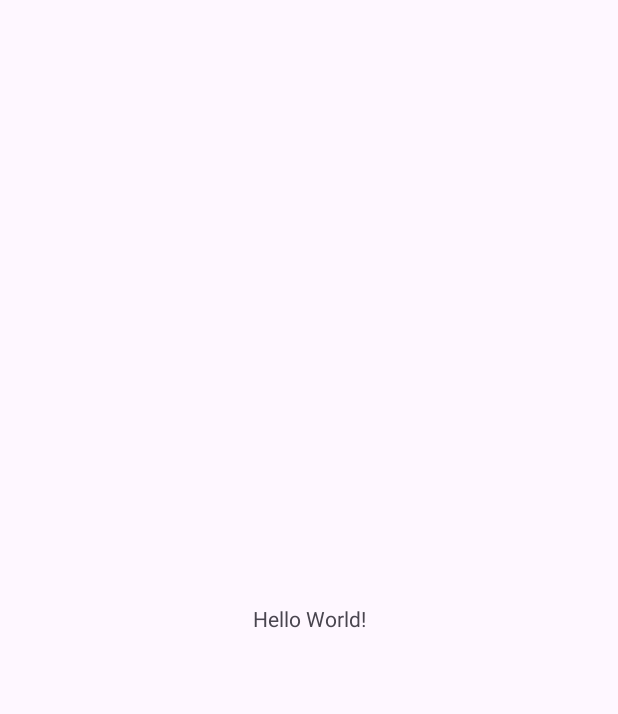
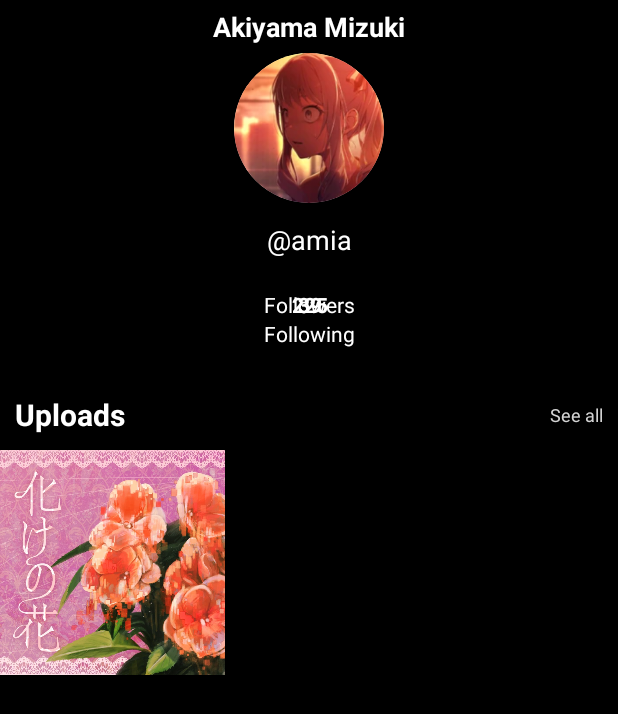
Before and after one commit to Zhylvern/MOBDEVE-Artistics, an Android app: the screen it shows after launch (MainActivity), on a phone screen of 412 x 824 dp. Before the commit the part shown is almost empty. Shown: the top 714 px of the screen. Run offline under Robolectric (Android 15) with nearby library versions, the phone set to English and light mode, and no system bars.

Commit message:
initial profile

```diff
--- a/app/src/main/java/com/example/mobdeveartistics/MainActivity.java
+++ b/app/src/main/java/com/example/mobdeveartistics/MainActivity.java
@@ -14,7 +14,7 @@ public class MainActivity extends AppCompatActivity {
     protected void onCreate(Bundle savedInstanceState) {
         super.onCreate(savedInstanceState);
         EdgeToEdge.enable(this);
-        setContentView(R.layout.activity_main);
+        setContentView(R.layout.activity_profile);
         ViewCompat.setOnApplyWindowInsetsListener(findViewById(R.id.main), (v, insets) -> {
             Insets systemBars = insets.getInsets(WindowInsetsCompat.Type.systemBars());
             v.setPadding(systemBars.left, systemBars.top, systemBars.right, systemBars.bottom);
--- /dev/null
+++ b/app/src/main/res/drawable/circle_image.xml
@@ -0,0 +1,8 @@
+<?xml version="1.0" encoding="utf-8"?>
+<shape xmlns:android="http://schemas.android.com/apk/res/android"
+    android:shape="oval">
+    <corners android:radius="500dp" /> <!-- adjust the radius to your liking -->
+    <stroke
+        android:width="8dp"
+        android:color="@color/black" /> <!-- optional border color -->
+</shape>
--- /dev/null
+++ b/app/src/main/res/layout/activity_profile.xml
@@ -0,0 +1,197 @@
+<?xml version="1.0" encoding="utf-8"?>
+<LinearLayout xmlns:android="http://schemas.android.com/apk/res/android"
+    xmlns:app="http://schemas.android.com/apk/res-auto"
+    xmlns:tools="http://schemas.android.com/tools"
+    android:id="@+id/main"
+    android:layout_width="match_parent"
+    android:layout_height="match_parent"
+    android:orientation="vertical"
+    tools:context=".LibraryActivity"
+    android:background="@color/black"
+    android:padding="8dp">
+
+    <LinearLayout
+        android:id="@+id/libraryHeader"
+        android:layout_width="match_parent"
+        android:layout_height="wrap_content"
+        android:orientation="horizontal"
+        android:paddingVertical="5dp"
+        android:layout_marginHorizontal="10dp"
+        android:gravity="center">
+
+        <TextView
+            android:layout_width="wrap_content"
+            android:layout_height="wrap_content"
+            android:text="Akiyama Mizuki"
+            android:textColor="@color/white"
+            android:textStyle="bold"
+            android:textSize="18sp"/>
+
+
+    </LinearLayout>
+
+    <androidx.constraintlayout.widget.ConstraintLayout
+        android:layout_width="match_parent"
+        android:layout_height="wrap_content"
+        android:layout_marginHorizontal="10dp">
+
+        <androidx.cardview.widget.CardView
+            android:layout_width="100dp"
+            android:layout_height="100dp"
+            app:cardCornerRadius="100dp"
+            app:cardElevation="0dp"
+            android:layout_gravity="center"
+            app:layout_constraintEnd_toEndOf="parent"
+            app:layout_constraintStart_toStartOf="parent"
+            app:layout_constraintTop_toTopOf="parent">
+
+            <ImageView
+                android:id="@+id/songImage1"
+                android:layout_width="match_parent"
+                android:layout_height="match_parent"
+                android:scaleType="centerCrop"
+                app:srcCompat="@drawable/mizuki" />
+
+        </androidx.cardview.widget.CardView>
+
+    </androidx.constraintlayout.widget.ConstraintLayout>
+
+    <LinearLayout
+        android:id="@+id/libCategories"
+        android:layout_width="match_parent"
+        android:layout_height="wrap_content"
+        android:orientation="vertical"
+        android:layout_marginHorizontal="10dp">
+
+        <androidx.constraintlayout.widget.ConstraintLayout
+            android:id="@+id/libCat_likedTracks"
+            android:onClick="likedTracksClicked"
+            android:layout_width="match_parent"
+            android:layout_height="48dp"
+            android:paddingVertical="10dp">
+
+            <TextView
+                android:id="@+id/libCat1"
+                android:layout_width="wrap_content"
+                android:layout_height="wrap_content"
+                android:text="@amia"
+                android:textColor="@color/white"
+                app:layout_constraintBottom_toBottomOf="parent"
+                app:layout_constraintEnd_toEndOf="parent"
+                app:layout_constraintHorizontal_bias="0.501"
+                app:layout_constraintStart_toStartOf="parent"
+                app:layout_constraintTop_toTopOf="parent"
+                app:layout_constraintVertical_bias="0.666"
+                android:textSize="18sp"/>
+
+        </androidx.constraintlayout.widget.ConstraintLayout>
+
+        <androidx.constraintlayout.widget.ConstraintLayout
+            android:layout_width="match_parent"
+            android:layout_height="match_parent">
+
+            <androidx.constraintlayout.widget.ConstraintLayout
+                android:id="@+id/libCat_followers"
+                android:layout_width="wrap_content"
+                android:layout_height="wrap_content"
+                android:onClick="followersClicked"
+                android:paddingVertical="10dp"
+                app:layout_constraintBottom_toBottomOf="parent"
+                app:layout_constraintEnd_toEndOf="parent"
+                app:layout_constraintStart_toStartOf="parent"
+                app:layout_constraintTop_toTopOf="parent">
+
+                <TextView
+                    android:id="@+id/followingCount"
+                    android:layout_width="wrap_content"
+                    android:layout_height="wrap_content"
+                    android:text="39"
+                    android:textColor="@color/white"
+                    android:textSize="14sp"
+                    app:layout_constraintEnd_toEndOf="@+id/followingText"
+                    app:layout_constraintStart_toStartOf="@+id/followingText"
+                    app:layout_constraintTop_toTopOf="parent"
+                    android:textStyle="bold"/>
+
+                <TextView
+                    android:id="@+id/followingText"
+                    android:layout_width="wrap_content"
+                    android:layout_height="wrap_content"
+                    android:text="Following"
+                    android:textColor="@color/white"
+                    app:layout_constraintBottom_toBottomOf="parent"
+                    app:layout_constraintEnd_toEndOf="parent"
+                    app:layout_constraintHorizontal_bias="0.0"
+                    app:layout_constraintStart_toStartOf="parent"
+                    app:layout_constraintTop_toBottomOf="@+id/followingCount"
+                    app:layout_constraintVertical_bias="0.5" />
+
+                <TextView
+                    android:id="@+id/followersCount"
+                    android:layout_width="wrap_content"
+                    android:layout_height="wrap_content"
+                    android:text="225"
+                    android:textColor="@color/white"
+                    android:textSize="14sp"
+                    app:layout_constraintEnd_toEndOf="@+id/followersText"
+                    app:layout_constraintStart_toStartOf="@+id/followersText"
+                    app:layout_constraintTop_toTopOf="parent"
+                    android:textStyle="bold"/>
+
+                <TextView
+                    android:id="@+id/followersText"
+                    android:layout_width="wrap_content"
+                    android:layout_height="wrap_content"
+                    android:text="Followers"
+                    android:textColor="@color/white"
+                    tools:layout_editor_absoluteX="258dp"
+                    tools:layout_editor_absoluteY="24dp" />
+
+            </androidx.constraintlayout.widget.ConstraintLayout>
+
+
+
+        </androidx.constraintlayout.widget.ConstraintLayout>
+
+</LinearLayout>
+
+    <androidx.constraintlayout.widget.ConstraintLayout
+        android:layout_width="match_parent"
+        android:layout_height="48dp"
+        android:layout_marginTop="10dp"
+        android:layout_marginHorizontal="10dp">
+
+        <TextView
+            android:id="@+id/header_listeningHistory"
+            android:layout_width="wrap_content"
+            android:layout_height="wrap_content"
+            android:text="Uploads"
+            android:textColor="@color/white"
+            android:textSize="20sp"
+            android:textStyle="bold"
+            app:layout_constraintBottom_toBottomOf="parent"
+            app:layout_constraintStart_toStartOf="parent"
+            app:layout_constraintTop_toTopOf="parent"
+            app:layout_constraintVertical_bias="0.5" />
+
+        <TextView
+            android:id="@+id/lib_btnSeeAll"
+            android:onClick="seeAllClicked"
+            android:layout_width="48dp"
+            android:layout_height="48dp"
+            android:gravity="center_vertical|end"
+            android:text="See all"
+            android:textColor="@color/lightgray"
+            android:textSize="12sp"
+            app:layout_constraintBottom_toBottomOf="@+id/header_listeningHistory"
+            app:layout_constraintEnd_toEndOf="parent"
+            app:layout_constraintTop_toTopOf="@+id/header_listeningHistory" />
+    </androidx.constraintlayout.widget.ConstraintLayout>
+
+    <ImageView
+        android:id="@+id/imageView"
+        android:layout_width="150dp"
+        android:layout_height="150dp"
+        app:srcCompat="@drawable/bake_no_hana" />
+
+</LinearLayout>
```
Also changed, not shown: app/src/main/res/drawable/bake_no_hana.png (added), app/src/main/res/drawable/mizuki.png (added).
